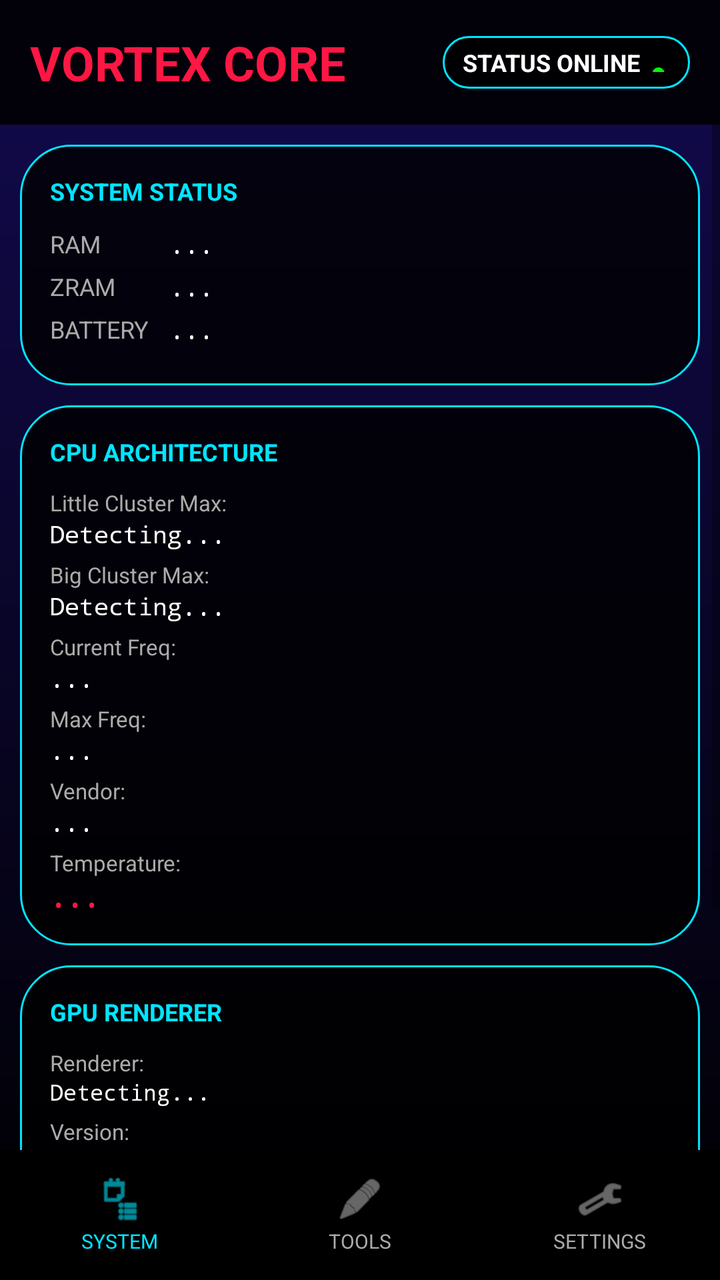
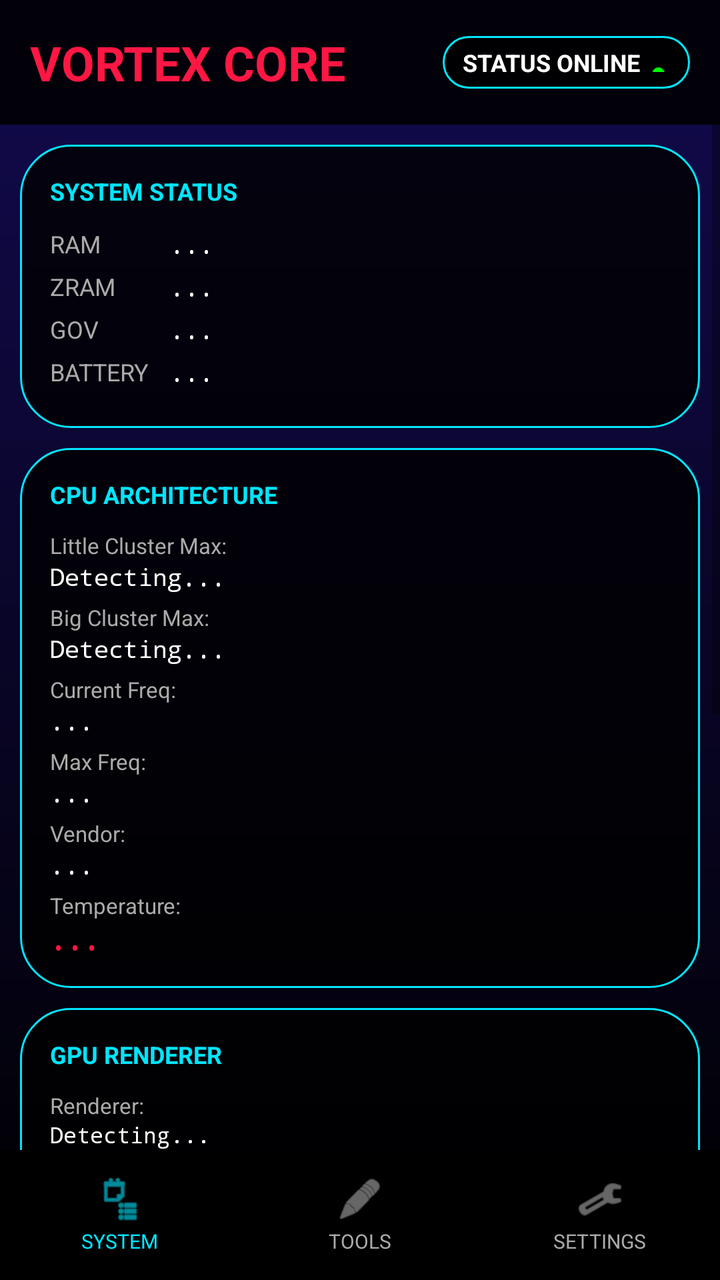

Screens rendered from an Android XML layout before and after an edit, with the pre-edit source and the edit as a unified diff.
<!-- AndroidManifest.xml: application theme Theme.Vortex -->
<!-- res/layout/activity_main.xml -->
<?xml version="1.0" encoding="utf-8"?>
<LinearLayout xmlns:android="http://schemas.android.com/apk/res/android"
    android:layout_width="match_parent"
    android:layout_height="match_parent"
    android:orientation="vertical"
    android:background="@drawable/bg_rainbow"
    android:fitsSystemWindows="true">

    
    <LinearLayout
        android:layout_width="match_parent"
        android:layout_height="wrap_content"
        android:orientation="horizontal"
        android:gravity="center_vertical"
        android:padding="15dp"
        android:background="#DD000000">

        <TextView
            android:layout_width="0dp"
            android:layout_height="wrap_content"
            android:layout_weight="1"
            android:text="VORTEX CORE"
            android:textColor="@color/vortex_red"
            android:textSize="24sp"
            android:textStyle="bold"/>

        <LinearLayout
            android:layout_width="wrap_content"
            android:layout_height="wrap_content"
            android:orientation="horizontal"
            android:gravity="center_vertical"
            android:background="@drawable/bg_card_glass"
            android:paddingStart="10dp"
            android:paddingEnd="10dp"
            android:paddingTop="5dp"
            android:paddingBottom="5dp"
            android:layout_marginStart="10dp">

            <TextView
                android:layout_width="wrap_content"
                android:layout_height="wrap_content"
                android:text="STATUS ONLINE"
                android:textColor="@color/white"
                android:textSize="12sp"
                android:textStyle="bold"/>

            <TextView
                android:layout_width="10dp"
                android:layout_height="10dp"
                android:text="●"
                android:textColor="#00FF00"
                android:layout_marginStart="5dp"/>
        </LinearLayout>
    </LinearLayout>

    
    <ViewFlipper
        android:id="@+id/main_view_flipper"
        android:layout_width="match_parent"
        android:layout_height="0dp"
        android:layout_weight="1">

        
        <ScrollView
            android:layout_width="match_parent"
            android:layout_height="match_parent">
            <LinearLayout
                android:layout_width="match_parent"
                android:layout_height="wrap_content"
                android:orientation="vertical"
                android:padding="10dp">

                
                <LinearLayout
                    android:layout_width="match_parent"
                    android:layout_height="wrap_content"
                    android:orientation="vertical"
                    android:background="@drawable/bg_card_glass"
                    android:padding="15dp"
                    android:layout_marginBottom="10dp">
                    
                    <TextView android:layout_width="wrap_content" android:layout_height="wrap_content" android:text="SYSTEM STATUS" android:textColor="@color/vortex_cyan" android:textSize="12sp" android:textStyle="bold" android:layout_marginBottom="10dp"/>
                    
                    <LinearLayout android:layout_width="match_parent" android:layout_height="wrap_content" android:orientation="horizontal" android:layout_marginBottom="5dp">
                        <TextView android:layout_width="60dp" android:layout_height="wrap_content" android:text="RAM" android:textColor="#AAAAAA" android:textSize="12sp"/>
                        <TextView android:id="@+id/tv_ram" android:layout_width="0dp" android:layout_height="wrap_content" android:layout_weight="1" android:text="..." android:textColor="@color/white" android:textSize="12sp" android:fontFamily="monospace"/>
                    </LinearLayout>
                    <LinearLayout android:layout_width="match_parent" android:layout_height="wrap_content" android:orientation="horizontal" android:layout_marginBottom="5dp">
                        <TextView android:layout_width="60dp" android:layout_height="wrap_content" android:text="ZRAM" android:textColor="#AAAAAA" android:textSize="12sp"/>
                        <TextView android:id="@+id/tv_zram" android:layout_width="0dp" android:layout_height="wrap_content" android:layout_weight="1" android:text="..." android:textColor="@color/white" android:textSize="12sp" android:fontFamily="monospace"/>
                    </LinearLayout>
                    <LinearLayout android:layout_width="match_parent" android:layout_height="wrap_content" android:orientation="horizontal" android:layout_marginBottom="5dp">
                        <TextView android:layout_width="60dp" android:layout_height="wrap_content" android:text="BATTERY" android:textColor="#AAAAAA" android:textSize="12sp"/>
                        <TextView android:id="@+id/tv_battery" android:layout_width="0dp" android:layout_height="wrap_content" android:layout_weight="1" android:text="..." android:textColor="@color/white" android:textSize="12sp" android:fontFamily="monospace"/>
                    </LinearLayout>
                </LinearLayout>

                
                <LinearLayout
                    android:layout_width="match_parent"
                    android:layout_height="wrap_content"
                    android:orientation="vertical"
                    android:background="@drawable/bg_card_glass"
                    android:padding="15dp"
                    android:layout_marginBottom="10dp">
                    
                    <TextView android:layout_width="wrap_content" android:layout_height="wrap_content" android:text="CPU ARCHITECTURE" android:textColor="@color/vortex_cyan" android:textSize="12sp" android:textStyle="bold" android:layout_marginBottom="10dp"/>
                    
                    <TextView android:layout_width="wrap_content" android:layout_height="wrap_content" android:text="Little Cluster Max:" android:textColor="#AAAAAA" android:textSize="11sp"/>
                    <TextView android:id="@+id/tv_little_cluster" android:layout_width="match_parent" android:layout_height="wrap_content" android:text="Detecting..." android:textColor="@color/white" android:textSize="12sp" android:fontFamily="monospace" android:layout_marginBottom="5dp"/>

                    <TextView android:layout_width="wrap_content" android:layout_height="wrap_content" android:text="Big Cluster Max:" android:textColor="#AAAAAA" android:textSize="11sp"/>
                    <TextView android:id="@+id/tv_big_cluster" android:layout_width="match_parent" android:layout_height="wrap_content" android:text="Detecting..." android:textColor="@color/white" android:textSize="12sp" android:fontFamily="monospace" android:layout_marginBottom="5dp"/>

                    <TextView android:layout_width="wrap_content" android:layout_height="wrap_content" android:text="Current Freq:" android:textColor="#AAAAAA" android:textSize="11sp"/>
                    <TextView android:id="@+id/tv_current_freq" android:layout_width="match_parent" android:layout_height="wrap_content" android:text="..." android:textColor="@color/white" android:textSize="12sp" android:fontFamily="monospace" android:layout_marginBottom="5dp"/>

                    <TextView android:layout_width="wrap_content" android:layout_height="wrap_content" android:text="Max Freq:" android:textColor="#AAAAAA" android:textSize="11sp"/>
                    <TextView android:id="@+id/tv_max_freq" android:layout_width="match_parent" android:layout_height="wrap_content" android:text="..." android:textColor="@color/white" android:textSize="12sp" android:fontFamily="monospace" android:layout_marginBottom="5dp"/>

                    <TextView android:layout_width="wrap_content" android:layout_height="wrap_content" android:text="Vendor:" android:textColor="#AAAAAA" android:textSize="11sp"/>
                    <TextView android:id="@+id/tv_cpu_vendor" android:layout_width="match_parent" android:layout_height="wrap_content" android:text="..." android:textColor="@color/white" android:textSize="12sp" android:fontFamily="monospace" android:layout_marginBottom="5dp"/>
                    
                    <TextView android:layout_width="wrap_content" android:layout_height="wrap_content" android:text="Temperature:" android:textColor="#AAAAAA" android:textSize="11sp"/>
                    <TextView android:id="@+id/tv_temp" android:layout_width="match_parent" android:layout_height="wrap_content" android:text="..." android:textColor="@color/vortex_red" android:textSize="14sp" android:textStyle="bold" android:fontFamily="monospace"/>
                </LinearLayout>

                
                <LinearLayout
                    android:layout_width="match_parent"
                    android:layout_height="wrap_content"
                    android:orientation="vertical"
                    android:background="@drawable/bg_card_glass"
                    android:padding="15dp"
                    android:layout_marginBottom="10dp">
                    
                    <TextView android:layout_width="wrap_content" android:layout_height="wrap_content" android:text="GPU RENDERER" android:textColor="@color/vortex_cyan" android:textSize="12sp" android:textStyle="bold" android:layout_marginBottom="10dp"/>
                    
                    <TextView android:layout_width="wrap_content" android:layout_height="wrap_content" android:text="Renderer:" android:textColor="#AAAAAA" android:textSize="11sp"/>
                    <TextView android:id="@+id/tv_gpu_renderer" android:layout_width="match_parent" android:layout_height="wrap_content" android:text="Detecting..." android:textColor="@color/white" android:textSize="11sp" android:fontFamily="monospace" android:layout_marginBottom="5dp"/>
                    
                    <TextView android:layout_width="wrap_content" android:layout_height="wrap_content" android:text="Version:" android:textColor="#AAAAAA" android:textSize="11sp"/>
                    <TextView android:id="@+id/tv_gpu_version" android:layout_width="match_parent" android:layout_height="wrap_content" android:text="..." android:textColor="@color/white" android:textSize="11sp" android:fontFamily="monospace"/>
                </LinearLayout>

                
                <LinearLayout
                    android:layout_width="match_parent"
                    android:layout_height="wrap_content"
                    android:orientation="vertical"
                    android:background="@drawable/bg_card_glass"
                    android:padding="15dp"
                    android:layout_marginBottom="20dp">
                    
                    <TextView android:layout_width="wrap_content" android:layout_height="wrap_content" android:text="SYSTEM INFO" android:textColor="@color/vortex_cyan" android:textSize="12sp" android:textStyle="bold" android:layout_marginBottom="10dp"/>
                    
                    <TextView android:id="@+id/tv_device" android:layout_width="match_parent" android:layout_height="wrap_content" android:text="Device: ..." android:textColor="@color/white" android:textSize="12sp" android:fontFamily="monospace" android:layout_marginBottom="5dp"/>
                    
                    
                    <TextView android:id="@+id/tv_kernel" 
                        android:layout_width="match_parent" 
                        android:layout_height="wrap_content" 
                        android:text="Kernel: ..." 
                        android:textColor="#DDDDDD" 
                        android:textSize="10sp" 
                        android:fontFamily="monospace" 
                        android:maxLines="5" 
                        android:ellipsize="none"/>
                </LinearLayout>

            </LinearLayout>
        </ScrollView>

        
        <LinearLayout
            android:layout_width="match_parent"
            android:layout_height="match_parent"
            android:orientation="vertical"
            android:padding="15dp"
            android:gravity="center">
            
            <TextView android:layout_width="wrap_content" android:layout_height="wrap_content" android:text="POWER TOOLS" android:textColor="@color/white" android:textSize="20sp" android:textStyle="bold" android:layout_marginBottom="20dp"/>

            <Button
                android:id="@+id/btn_cpu_gov"
                android:layout_width="match_parent"
                android:layout_height="60dp"
                android:text="GOVERNOR SETTINGS"
                android:background="@drawable/bg_card_glass"
                android:textColor="@color/white"
                android:layout_marginBottom="15dp"/>

            <Button
                android:id="@+id/btn_set_zram"
                android:layout_width="match_parent"
                android:layout_height="60dp"
                android:text="ZRAM CONFIG"
                android:background="@drawable/bg_card_glass"
                android:textColor="@color/white"
                android:layout_marginBottom="15dp"/>

            <Button
                android:id="@+id/btn_thermal"
                android:layout_width="match_parent"
                android:layout_height="60dp"
                android:text="THERMAL CONTROL"
                android:background="@drawable/bg_card_glass"
                android:textColor="@color/white"
                android:layout_marginBottom="15dp"/>

            <Button
                android:id="@+id/btn_clean_ram"
                android:layout_width="match_parent"
                android:layout_height="60dp"
                android:text="CLEAN CACHE"
                android:background="@drawable/bg_card_glass"
                android:textColor="@color/vortex_red"/>
        </LinearLayout>

        
        <LinearLayout
            android:layout_width="match_parent"
            android:layout_height="match_parent"
            android:orientation="vertical"
            android:padding="15dp">
            
            <TextView android:layout_width="wrap_content" android:layout_height="wrap_content" android:text="SETTINGS" android:textColor="@color/white" android:textSize="20sp" android:textStyle="bold" android:layout_marginBottom="20dp"/>

            
            <LinearLayout
                android:layout_width="match_parent"
                android:layout_height="wrap_content"
                android:background="@drawable/bg_card_glass"
                android:padding="15dp"
                android:layout_marginBottom="15dp"
                android:orientation="horizontal">
                <TextView android:layout_width="0dp" android:layout_height="wrap_content" android:layout_weight="1" android:text="App Theme (Black/White)" android:textColor="@color/white" android:textSize="14sp"/>
                <Switch android:id="@+id/switch_theme" android:layout_width="wrap_content" android:layout_height="wrap_content"/>
            </LinearLayout>

            
            <LinearLayout
                android:layout_width="match_parent"
                android:layout_height="wrap_content"
                android:background="@drawable/bg_card_glass"
                android:padding="15dp"
                android:orientation="vertical">
                
                <TextView android:layout_width="wrap_content" android:layout_height="wrap_content" android:text="DEVELOPER" android:textColor="@color/vortex_cyan" android:textSize="12sp" android:textStyle="bold" android:layout_marginBottom="5dp"/>
                <TextView android:layout_width="wrap_content" android:layout_height="wrap_content" android:text="@VortexSU_Dev" android:textColor="@color/white" android:textSize="16sp" android:layout_marginBottom="10dp"/>
                <TextView android:layout_width="wrap_content" android:layout_height="wrap_content" android:text="Channel: t.me/vortexgki" android:textColor="#AAAAAA" android:textSize="12sp"/>
            </LinearLayout>
        </LinearLayout>

    </ViewFlipper>

    
    <LinearLayout
        android:layout_width="match_parent"
        android:layout_height="65dp"
        android:orientation="horizontal"
        android:background="#DD000000"
        android:elevation="10dp">

        
        <LinearLayout
            android:id="@+id/nav_system"
            android:layout_width="0dp"
            android:layout_height="match_parent"
            android:layout_weight="1"
            android:orientation="vertical"
            android:gravity="center"
            android:clickable="true"
            android:focusable="true"
            android:background="?android:attr/selectableItemBackground">
            
            <ImageView
                android:layout_width="24dp"
                android:layout_height="24dp"
                android:src="@android:drawable/ic_menu_agenda"
                android:tint="@color/vortex_cyan"/>
            <TextView
                android:layout_width="wrap_content"
                android:layout_height="wrap_content"
                android:text="SYSTEM"
                android:textColor="@color/vortex_cyan"
                android:textSize="10sp"
                android:layout_marginTop="2dp"/>
        </LinearLayout>

        
        <LinearLayout
            android:id="@+id/nav_tools"
            android:layout_width="0dp"
            android:layout_height="match_parent"
            android:layout_weight="1"
            android:orientation="vertical"
            android:gravity="center"
            android:clickable="true"
            android:focusable="true"
            android:background="?android:attr/selectableItemBackground">
            
            <ImageView
                android:layout_width="24dp"
                android:layout_height="24dp"
                android:src="@android:drawable/ic_menu_edit"
                android:tint="#AAAAAA"/>
            <TextView
                android:layout_width="wrap_content"
                android:layout_height="wrap_content"
                android:text="TOOLS"
                android:textColor="#AAAAAA"
                android:textSize="10sp"
                android:layout_marginTop="2dp"/>
        </LinearLayout>

        
        <LinearLayout
            android:id="@+id/nav_settings"
            android:layout_width="0dp"
            android:layout_height="match_parent"
            android:layout_weight="1"
            android:orientation="vertical"
            android:gravity="center"
            android:clickable="true"
            android:focusable="true"
            android:background="?android:attr/selectableItemBackground">
            
            <ImageView
                android:layout_width="24dp"
                android:layout_height="24dp"
                android:src="@android:drawable/ic_menu_preferences"
                android:tint="#AAAAAA"/>
            <TextView
                android:layout_width="wrap_content"
                android:layout_height="wrap_content"
                android:text="SETTINGS"
                android:textColor="#AAAAAA"
                android:textSize="10sp"
                android:layout_marginTop="2dp"/>
        </LinearLayout>

    </LinearLayout>

    
    <LinearLayout
        android:id="@+id/layout_locked"
        android:layout_width="match_parent"
        android:layout_height="match_parent"
        android:orientation="vertical"
        android:gravity="center"
        android:background="#EE000000"
        android:visibility="gone"> 

        <TextView
            android:layout_width="wrap_content"
            android:layout_height="wrap_content"
            android:text="VORTEX CORE"
            android:textColor="@color/vortex_red"
            android:textSize="42sp"
            android:textStyle="bold"
            android:layout_marginBottom="20dp"/>

        <EditText
            android:id="@+id/input_code"
            android:layout_width="match_parent"
            android:layout_height="55dp"
            android:layout_margin="40dp"
            android:background="@drawable/bg_card_glass"
            android:textColor="@color/white"
            android:hint="ENTER ACCESS CODE"
            android:textColorHint="#AAAAAA"
            android:inputType="textPassword"
            android:gravity="center"/>

        <Button
            android:id="@+id/btn_unlock"
            android:layout_width="wrap_content"
            android:layout_height="wrap_content"
            android:text="UNLOCK"
            android:backgroundTint="@color/vortex_cyan"
            android:textColor="@color/black_bg"
            android:paddingLeft="40dp"
            android:paddingRight="40dp"/>
    </LinearLayout>

</LinearLayout>
<!-- resources referenced by this layout -->
<resources>
  <color name="black_bg">#000000</color>
  <color name="vortex_cyan">#00E5FF</color>
  <color name="vortex_red">#FF1744</color>
  <color name="white">#FFFFFF</color>
  <!-- drawable bg_card_glass (drawable) -->
  <?xml version="1.0" encoding="utf-8"?>
  <shape xmlns:android="http://schemas.android.com/apk/res/android"
      android:shape="rectangle">
      <solid android:color="#CC000000" /> 
      <corners android:radius="25dp" />
      <stroke
          android:width="1dp"
          android:color="#00E5FF" /> 
  </shape>
  <!-- drawable bg_rainbow (drawable) -->
  <?xml version="1.0" encoding="utf-8"?>
  <shape xmlns:android="http://schemas.android.com/apk/res/android"
      android:shape="rectangle">
      <gradient
          android:angle="90"
          android:startColor="#000000"
          android:endColor="#120A4F"
          android:type="linear" />
  </shape>
  <style name="Theme.Vortex" parent="Theme.AppCompat.DayNight.NoActionBar">
          <item name="android:windowBackground">@color/black_bg</item>
          <item name="android:statusBarColor">@color/black_bg</item>
      </style>
</resources>

<!-- the commit's change to res/layout/activity_main.xml (unified diff, before → after) -->
@@ -80,7 +80,7 @@
                     android:layout_marginBottom="10dp">
                     
                     <TextView android:layout_width="wrap_content" android:layout_height="wrap_content" android:text="SYSTEM STATUS" android:textColor="@color/vortex_cyan" android:textSize="12sp" android:textStyle="bold" android:layout_marginBottom="10dp"/>
-                    
+
                     <LinearLayout android:layout_width="match_parent" android:layout_height="wrap_content" android:orientation="horizontal" android:layout_marginBottom="5dp">
                         <TextView android:layout_width="60dp" android:layout_height="wrap_content" android:text="RAM" android:textColor="#AAAAAA" android:textSize="12sp"/>
                         <TextView android:id="@+id/tv_ram" android:layout_width="0dp" android:layout_height="wrap_content" android:layout_weight="1" android:text="..." android:textColor="@color/white" android:textSize="12sp" android:fontFamily="monospace"/>
@@ -90,6 +90,11 @@
                         <TextView android:id="@+id/tv_zram" android:layout_width="0dp" android:layout_height="wrap_content" android:layout_weight="1" android:text="..." android:textColor="@color/white" android:textSize="12sp" android:fontFamily="monospace"/>
                     </LinearLayout>
                     <LinearLayout android:layout_width="match_parent" android:layout_height="wrap_content" android:orientation="horizontal" android:layout_marginBottom="5dp">
+                        <TextView android:layout_width="60dp" android:layout_height="wrap_content" android:text="GOV" android:textColor="#AAAAAA" android:textSize="12sp"/>
+                        
+                        <TextView android:id="@+id/tv_cpu" android:layout_width="0dp" android:layout_height="wrap_content" android:layout_weight="1" android:text="..." android:textColor="@color/white" android:textSize="12sp" android:fontFamily="monospace"/>
+                    </LinearLayout>
+                    <LinearLayout android:layout_width="match_parent" android:layout_height="wrap_content" android:orientation="horizontal" android:layout_marginBottom="5dp">
                         <TextView android:layout_width="60dp" android:layout_height="wrap_content" android:text="BATTERY" android:textColor="#AAAAAA" android:textSize="12sp"/>
                         <TextView android:id="@+id/tv_battery" android:layout_width="0dp" android:layout_height="wrap_content" android:layout_weight="1" android:text="..." android:textColor="@color/white" android:textSize="12sp" android:fontFamily="monospace"/>
                     </LinearLayout>
@@ -105,7 +110,7 @@
                     android:layout_marginBottom="10dp">
                     
                     <TextView android:layout_width="wrap_content" android:layout_height="wrap_content" android:text="CPU ARCHITECTURE" android:textColor="@color/vortex_cyan" android:textSize="12sp" android:textStyle="bold" android:layout_marginBottom="10dp"/>
-                    
+
                     <TextView android:layout_width="wrap_content" android:layout_height="wrap_content" android:text="Little Cluster Max:" android:textColor="#AAAAAA" android:textSize="11sp"/>
                     <TextView android:id="@+id/tv_little_cluster" android:layout_width="match_parent" android:layout_height="wrap_content" android:text="Detecting..." android:textColor="@color/white" android:textSize="12sp" android:fontFamily="monospace" android:layout_marginBottom="5dp"/>
 
@@ -120,7 +125,7 @@
 
                     <TextView android:layout_width="wrap_content" android:layout_height="wrap_content" android:text="Vendor:" android:textColor="#AAAAAA" android:textSize="11sp"/>
                     <TextView android:id="@+id/tv_cpu_vendor" android:layout_width="match_parent" android:layout_height="wrap_content" android:text="..." android:textColor="@color/white" android:textSize="12sp" android:fontFamily="monospace" android:layout_marginBottom="5dp"/>
-                    
+
                     <TextView android:layout_width="wrap_content" android:layout_height="wrap_content" android:text="Temperature:" android:textColor="#AAAAAA" android:textSize="11sp"/>
                     <TextView android:id="@+id/tv_temp" android:layout_width="match_parent" android:layout_height="wrap_content" android:text="..." android:textColor="@color/vortex_red" android:textSize="14sp" android:textStyle="bold" android:fontFamily="monospace"/>
                 </LinearLayout>
@@ -135,10 +140,10 @@
                     android:layout_marginBottom="10dp">
                     
                     <TextView android:layout_width="wrap_content" android:layout_height="wrap_content" android:text="GPU RENDERER" android:textColor="@color/vortex_cyan" android:textSize="12sp" android:textStyle="bold" android:layout_marginBottom="10dp"/>
-                    
+
                     <TextView android:layout_width="wrap_content" android:layout_height="wrap_content" android:text="Renderer:" android:textColor="#AAAAAA" android:textSize="11sp"/>
                     <TextView android:id="@+id/tv_gpu_renderer" android:layout_width="match_parent" android:layout_height="wrap_content" android:text="Detecting..." android:textColor="@color/white" android:textSize="11sp" android:fontFamily="monospace" android:layout_marginBottom="5dp"/>
-                    
+
                     <TextView android:layout_width="wrap_content" android:layout_height="wrap_content" android:text="Version:" android:textColor="#AAAAAA" android:textSize="11sp"/>
                     <TextView android:id="@+id/tv_gpu_version" android:layout_width="match_parent" android:layout_height="wrap_content" android:text="..." android:textColor="@color/white" android:textSize="11sp" android:fontFamily="monospace"/>
                 </LinearLayout>
@@ -150,22 +155,53 @@
                     android:orientation="vertical"
                     android:background="@drawable/bg_card_glass"
                     android:padding="15dp"
+                    android:layout_marginBottom="10dp">
+
+                    <TextView android:layout_width="wrap_content" android:layout_height="wrap_content" android:text="SYSTEM INFO" android:textColor="@color/vortex_cyan" android:textSize="12sp" android:textStyle="bold" android:layout_marginBottom="10dp"/>
+
+                    <TextView android:id="@+id/tv_device" android:layout_width="match_parent" android:layout_height="wrap_content" android:text="Device: ..." android:textColor="@color/white" android:textSize="12sp" android:fontFamily="monospace" android:layout_marginBottom="5dp"/>
+
+                    
+                    <TextView android:id="@+id/tv_kernel"
+                        android:layout_width="match_parent"
+                        android:layout_height="wrap_content"
+                        android:text="Kernel: ..."
+                        android:textColor="#DDDDDD"
+                        android:textSize="10sp"
+                        android:fontFamily="monospace"
+                        android:maxLines="5"
+                        android:ellipsize="none"/>
+                </LinearLayout>
+
+                
+                <LinearLayout
+                    android:layout_width="match_parent"
+                    android:layout_height="wrap_content"
+                    android:orientation="vertical"
+                    android:background="#CC000000"
+                    android:padding="10dp"
                     android:layout_marginBottom="20dp">
                     
-                    <TextView android:layout_width="wrap_content" android:layout_height="wrap_content" android:text="SYSTEM INFO" android:textColor="@color/vortex_cyan" android:textSize="12sp" android:textStyle="bold" android:layout_marginBottom="10dp"/>
-                    
-                    <TextView android:id="@+id/tv_device" android:layout_width="match_parent" android:layout_height="wrap_content" android:text="Device: ..." android:textColor="@color/white" android:textSize="12sp" android:fontFamily="monospace" android:layout_marginBottom="5dp"/>
-                    
-                    
-                    <TextView android:id="@+id/tv_kernel" 
-                        android:layout_width="match_parent" 
-                        android:layout_height="wrap_content" 
-                        android:text="Kernel: ..." 
-                        android:textColor="#DDDDDD" 
-                        android:textSize="10sp" 
-                        android:fontFamily="monospace" 
-                        android:maxLines="5" 
-                        android:ellipsize="none"/>
+                    <TextView
+                        android:layout_width="wrap_content"
+                        android:layout_height="wrap_content"
+                        android:text="TERMINAL LOG"
+                        android:textColor="#555555"
+                        android:textSize="10sp"
+                        android:layout_marginBottom="5dp"/>
+
+                    <ScrollView
+                        android:layout_width="match_parent"
+                        android:layout_height="150dp">
+                        <TextView
+                            android:id="@+id/tv_terminal_log"
+                            android:layout_width="match_parent"
+                            android:layout_height="wrap_content"
+                            android:text="> System Ready..."
+                            android:textColor="#00FF00"
+                            android:textSize="11sp"
+                            android:fontFamily="monospace"/>
+                    </ScrollView>
                 </LinearLayout>
 
             </LinearLayout>
@@ -273,7 +309,7 @@
             android:clickable="true"
             android:focusable="true"
             android:background="?android:attr/selectableItemBackground">
-            
+
             <ImageView
                 android:layout_width="24dp"
                 android:layout_height="24dp"
@@ -299,7 +335,7 @@
             android:clickable="true"
             android:focusable="true"
             android:background="?android:attr/selectableItemBackground">
-            
+
             <ImageView
                 android:layout_width="24dp"
                 android:layout_height="24dp"
@@ -325,7 +361,7 @@
             android:clickable="true"
             android:focusable="true"
             android:background="?android:attr/selectableItemBackground">
-            
+
             <ImageView
                 android:layout_width="24dp"
                 android:layout_height="24dp"
